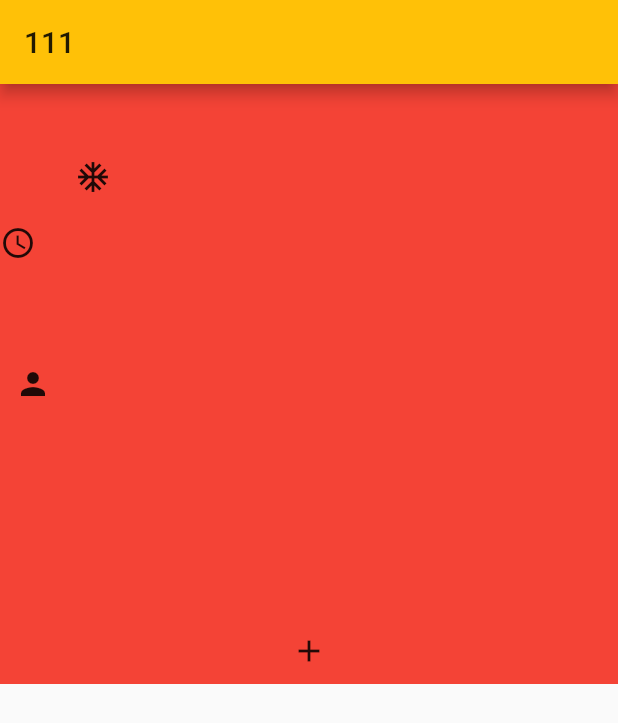
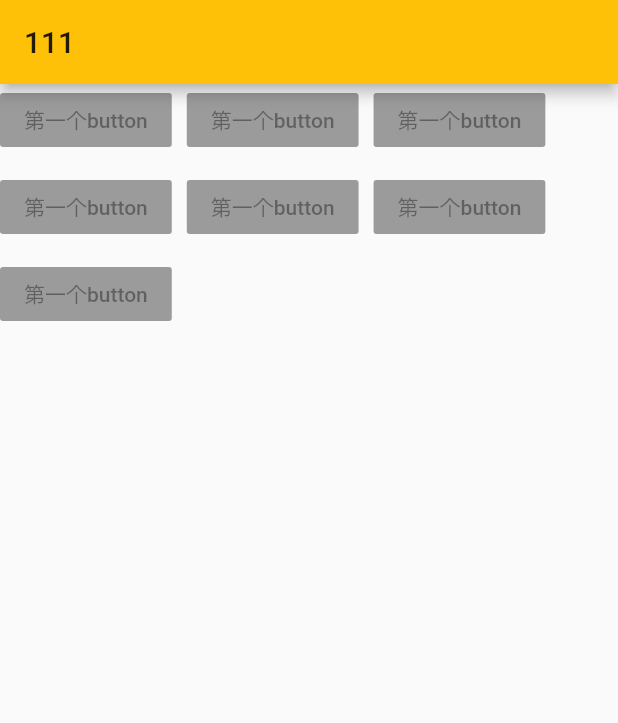
Before and after one commit to xiongliang120/FlutterPratice, a Flutter app: the screen it shows after launch, on a phone screen of 412 x 824 dp. Shown: the top 723 px of the screen. Run offline on Flutter 3.47's test engine with Material 2 defaults, Android fonts, the phone set to English and light mode, and no system bars.

Commit message:
flutter  Wrap 组件

```diff
--- a/lib/main.dart
+++ b/lib/main.dart
@@ -292,6 +292,52 @@ class MyCard extends StatelessWidget {
 }
 
 /**
+ * 自定义Wrap
+ */
+class MyWrap1 extends StatelessWidget{
+  @override
+  Widget build(BuildContext context) {
+      return Wrap(
+         direction: Axis.horizontal,
+         alignment: WrapAlignment.spaceBetween,
+         runAlignment: WrapAlignment.end,  //设置纵轴对齐方式
+         spacing:10,
+         runSpacing: 10,
+         children: <Widget>[
+            RaisedButton(
+               color: Colors.blue,
+               child: Text("第一个button"),
+            ),
+           RaisedButton(
+             color: Colors.blue,
+             child: Text("第一个button"),
+           ),
+           RaisedButton(
+             color: Colors.blue,
+             child: Text("第一个button"),
+           ),
+           RaisedButton(
+             color: Colors.blue,
+             child: Text("第一个button"),
+           ),
+           RaisedButton(
+             color: Colors.blue,
+             child: Text("第一个button"),
+           ),
+           RaisedButton(
+             color: Colors.blue,
+             child: Text("第一个button"),
+           ),
+           RaisedButton(
+             color: Colors.blue,
+             child: Text("第一个button"),
+           ),
+         ],
+      );
+  }
+}
+
+/**
  * 自定义单选框以及复选框
  */
 class SwitchAndCheckboxWidget extends StatefulWidget {
@@ -324,6 +370,8 @@ class _SwitchAndCheckboxWidget extends State<SwitchAndCheckboxWidget> {
                 switchStatus = value;
               });
             }),
+
+        //文本输入框
         TextField(
           autofocus: true,
           decoration:
@@ -353,7 +401,7 @@ class Custome2 extends StatelessWidget {
   @override
   Widget build(BuildContext context) {
     return MaterialApp(
-        home: Scaffold(appBar: AppBar(title: Text("$text")), body: MyStatck1()),
+        home: Scaffold(appBar: AppBar(title: Text("$text")), body: MyWrap1()),
         theme: ThemeData(primaryColor: backgroundColor));
   }
 }
```
